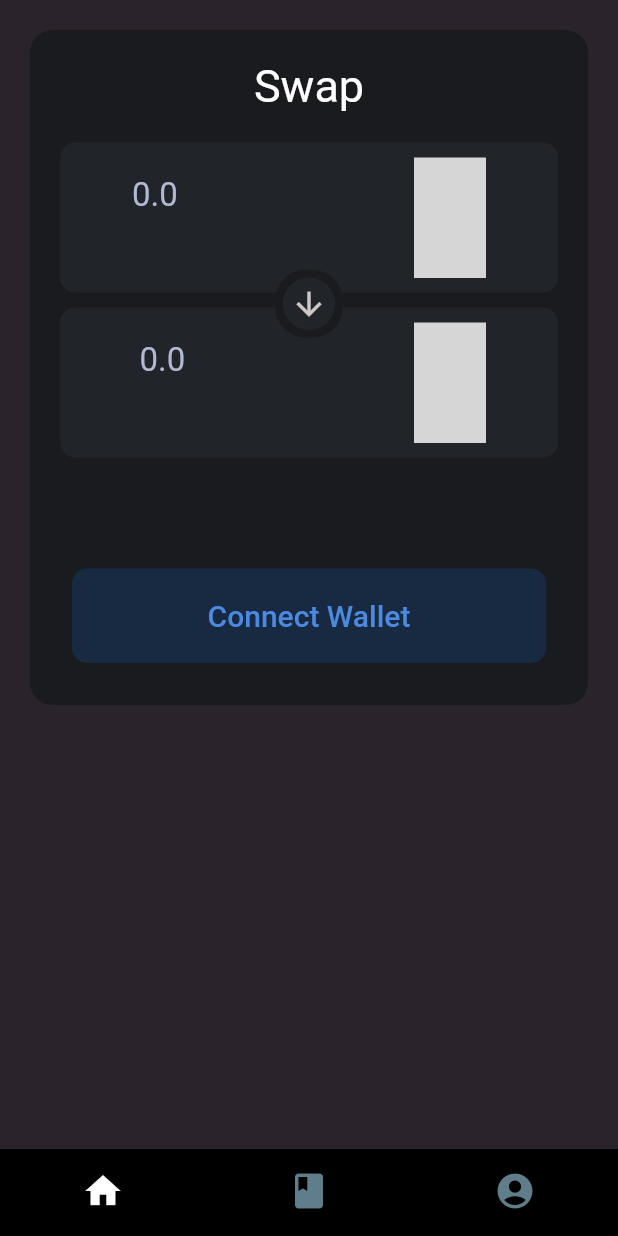
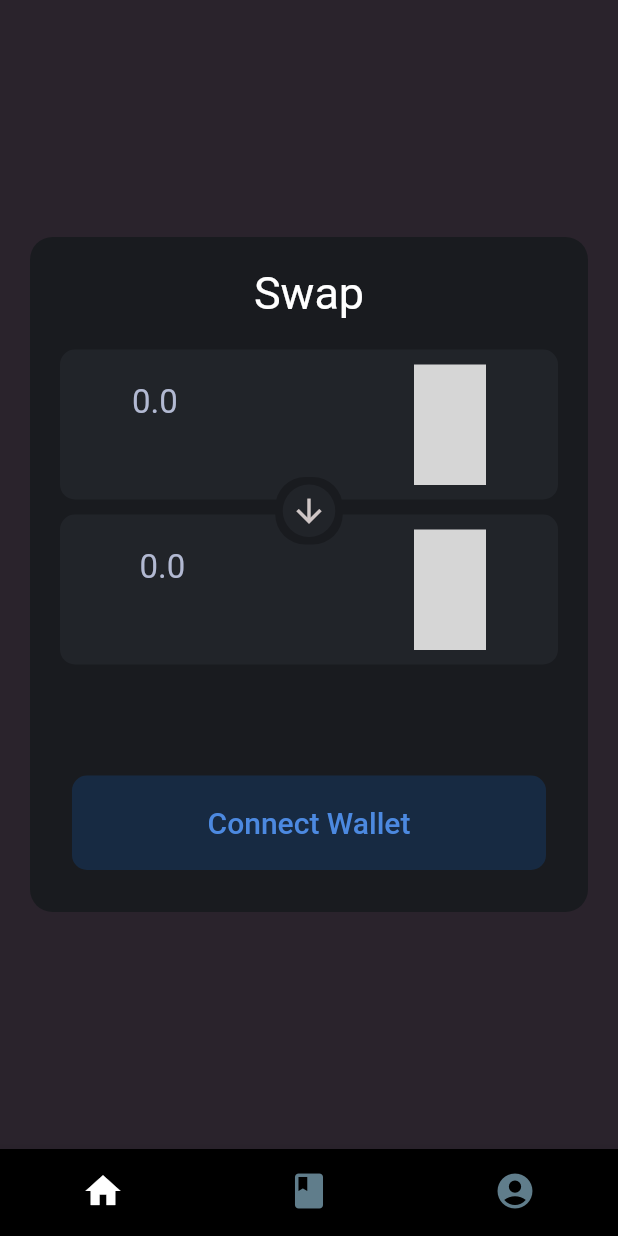
Before and after one commit to vijay-kesanakurthi/serum, a Flutter app: the screen it shows after launch, after a tap on "Connect Wallet", on a phone screen of 412 x 824 dp. Run offline on Flutter 3.47's test engine with Material 2 defaults, Android fonts, the phone set to English and light mode, and no system bars; our stand-ins replace uni_links; missing offline and left inert: alert, cool_dropdown, phantom_connect, solana; network calls fail; grey boxes are pictures that could not be loaded.

Commit message:
centered

```diff
--- a/lib/home.dart
+++ b/lib/home.dart
@@ -1,8 +1,7 @@
-import 'package:alert/alert.dart';
 import 'package:flutter/material.dart';
 
 import 'package:cool_dropdown/cool_dropdown.dart';
-import 'package:phantom_connect/phantom_connect.dart';
+
 import 'package:serumswap/coin_market.dart';
 import 'package:serumswap/phantom.dart';
 
@@ -119,7 +118,8 @@ class _HomeState extends State<Home> {
 
   @override
   Widget build(BuildContext context) {
-    return SingleChildScrollView(
+    return Center(
+      child: SingleChildScrollView(
         child: Container(
           decoration: BoxDecoration(
               color: Color.fromARGB(255, 25, 27, 31),
@@ -178,8 +178,8 @@ class _HomeState extends State<Home> {
                                       fillColor: Colors.white,
                                       hintText: "0.0",
                                       hintStyle: TextStyle(
-                                        color:
-                                            Color.fromARGB(255, 178, 185, 210),
+                                          color: Color.fromARGB(
+                                              255, 178, 185, 210),
                                           fontSize: 22),
                                       border: InputBorder.none,
                                       focusColor: Colors.white),
@@ -264,8 +264,8 @@ class _HomeState extends State<Home> {
                                       fillColor: Colors.white,
                                       hintText: "0.0",
                                       hintStyle: TextStyle(
-                                        color:
-                                            Color.fromARGB(255, 178, 185, 210),
+                                          color: Color.fromARGB(
+                                              255, 178, 185, 210),
                                           fontSize: 22),
                                       border: InputBorder.none,
                                       focusColor: Colors.white),
@@ -405,14 +405,12 @@ class _HomeState extends State<Home> {
                       ),
                     )
                   : TextButton(
-                    onPressed: () async {
-                      if (!widget.phantom.connected) {
-                        print(widget.phantom.connected);
+                      onPressed: () {
                         setState(() {
                           widget.phantom.connect();
-                          print("Done");
+                          print("Progress:  $widget.phantom.connected");
+                          widget.phantom.connected = widget.phantom.connected;
                         });
-                      }
                       },
                       child: Container(
                         width: double.infinity,
@@ -433,6 +431,7 @@ class _HomeState extends State<Home> {
             ],
           ),
         ),
+      ),
     );
   }
 }
--- a/lib/main.dart
+++ b/lib/main.dart
@@ -29,7 +29,7 @@ class MyApp extends StatefulWidget {
 class _MyAppState extends State<MyApp> {
   late StreamSubscription sub;
 
-  late Phantom phantom = Phantom();
+  late Phantom phantom;
 
   int selected = 0;
 
@@ -63,7 +63,6 @@ class _MyAppState extends State<MyApp> {
           case '/connect':
             if (phantom.phantomConnect.createSession(params)) {
               // connected = true;
-
               setState(() {
                 phantom.setConnected(true);
               });
--- a/lib/phantom.dart
+++ b/lib/phantom.dart
@@ -27,9 +27,12 @@ class Phantom {
     try {
       Uri connectUrl = phantomConnect.generateConnectUri(
           cluster: 'devnet', redirect: '/connect');
+
       await launchUrl(connectUrl, mode: LaunchMode.externalApplication);
+      print("tho[");
     } catch (e) {
       Alert(message: e.toString());
+      print(e);
     }
   }
 
```
Also changed, not shown: lib/acount.dart (+5 -8 lines). Lines whose indentation alone changed are shown as unchanged.
